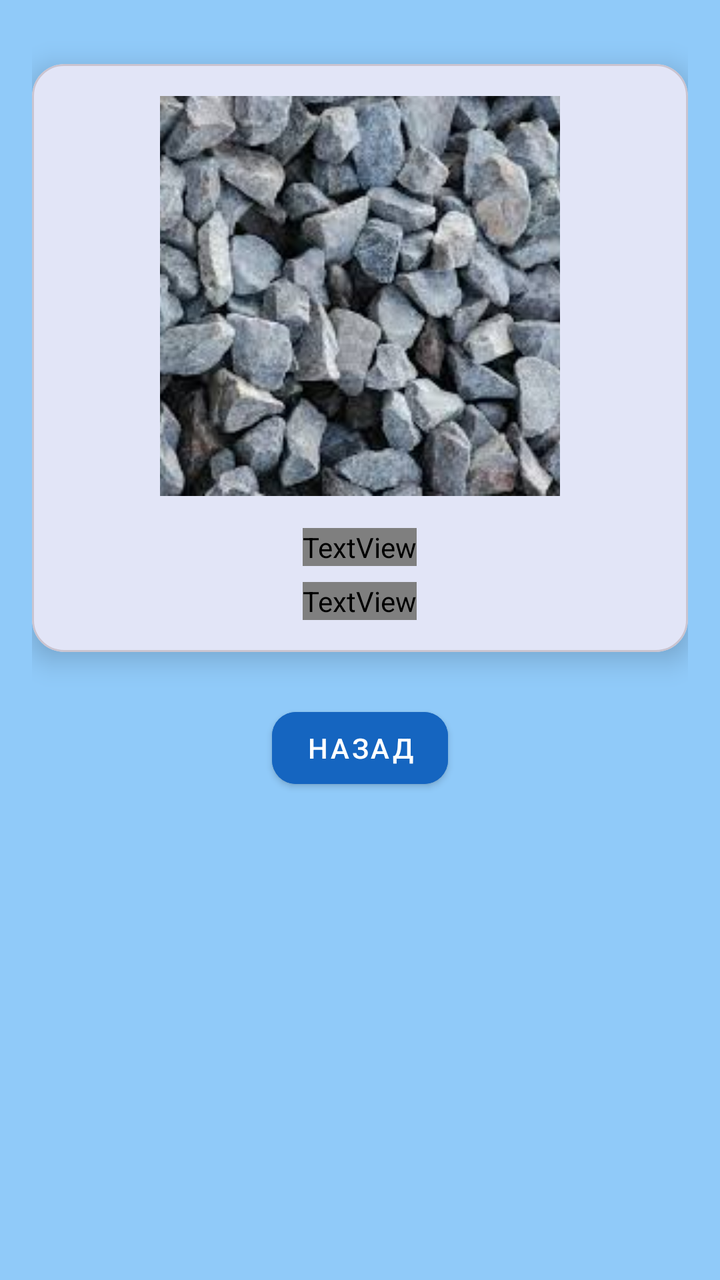
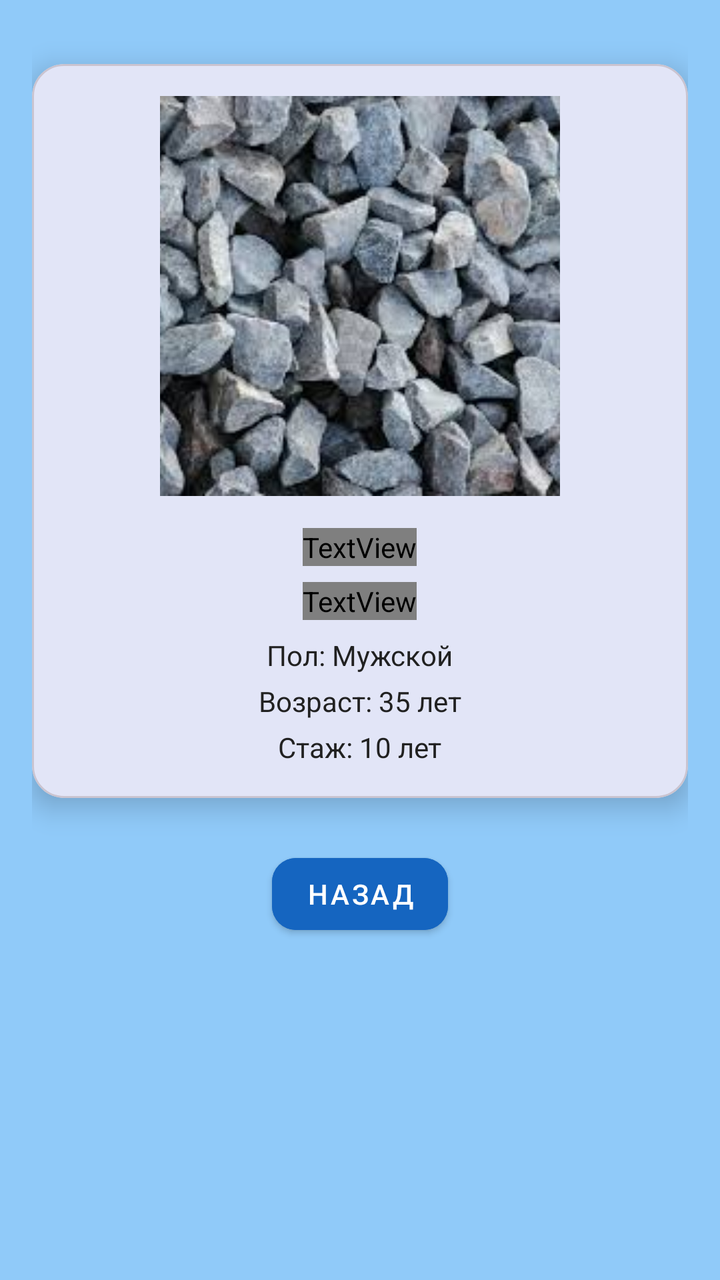

Screens rendered from an Android XML layout before and after an edit, with the pre-edit source and the edit as a unified diff.
<!-- AndroidManifest.xml: application theme Theme.Lab2 -->
<!-- res/layout/activity_employee_details.xml -->
<?xml version="1.0" encoding="utf-8"?>
<ScrollView xmlns:android="http://schemas.android.com/apk/res/android"
    xmlns:app="http://schemas.android.com/apk/res-auto"
    android:layout_width="match_parent"
    android:layout_height="match_parent"
    android:padding="16dp">

    <LinearLayout
        android:layout_width="match_parent"
        android:layout_height="wrap_content"
        android:orientation="vertical"
        android:gravity="center_horizontal">

        <com.google.android.material.card.MaterialCardView
            android:layout_width="match_parent"
            android:layout_height="wrap_content"
            android:layout_marginTop="16dp"
            android:layout_marginBottom="16dp"
            app:cardCornerRadius="16dp"
            app:cardElevation="8dp">

            <LinearLayout
                android:layout_width="match_parent"
                android:layout_height="wrap_content"
                android:orientation="vertical"
                android:padding="16dp"
                android:gravity="center_horizontal">

                <ImageView
                    android:id="@+id/imageEmployee"
                    android:layout_width="200dp"
                    android:layout_height="200dp"
                    android:layout_gravity="center_horizontal"
                    android:src="@drawable/placeholder"
                    android:contentDescription="@string/employee_photo"
                    android:scaleType="centerCrop" />

                <TextView
                    android:id="@+id/textName"
                    android:text="Иванов Иван Иванович"
                    android:textSize="20sp"
                    android:textStyle="bold"
                    android:fontFamily="@font/roboto_medium"
                    android:layout_marginTop="16dp"
                    android:layout_gravity="center_horizontal"
                    android:layout_width="wrap_content"
                    android:layout_height="wrap_content"
                    android:textColor="@color/factory_text_dark" />

                <TextView
                    android:id="@+id/textPosition"
                    android:text="Слесарь"
                    android:textSize="16sp"
                    android:fontFamily="@font/roboto_medium"
                    android:layout_marginTop="8dp"
                    android:layout_gravity="center_horizontal"
                    android:layout_width="wrap_content"
                    android:layout_height="wrap_content"
                    android:textColor="@color/factory_text_dark" />
            </LinearLayout>
        </com.google.android.material.card.MaterialCardView>

        <com.google.android.material.button.MaterialButton
            android:id="@+id/buttonBack"
            android:layout_width="wrap_content"
            android:layout_height="wrap_content"
            android:text="Назад"
            android:backgroundTint="@color/factory_primary"
            android:textColor="@color/factory_text_light"
            app:rippleColor="@color/factory_secondary"
            app:cornerRadius="12dp"
            style="@style/Widget.MaterialComponents.Button"
            android:layout_marginTop="8dp" />
    </LinearLayout>

</ScrollView>
<!-- resources referenced by this layout -->
<resources>
  <color name="factory_primary">#1565C0</color>
  <color name="factory_secondary">#90CAF9</color>
  <color name="factory_text_dark">#212121</color>
  <color name="factory_text_light">#FFFFFF</color>
  <!-- drawable placeholder: png bitmap (drawable, 14092 bytes) -->
  <string name="employee_photo">Фото сотрудника</string>
  <style name="Theme.Lab2" parent="Base.Theme.Lab2" />
  <style name="Base.Theme.Lab2" parent="Theme.Material3.DayNight.NoActionBar">
          
          <item name="colorPrimary">@color/factory_primary</item>
          <item name="colorPrimaryContainer">@color/factory_secondary</item>
          <item name="colorOnPrimary">@color/factory_text_light</item>
  
          <item name="colorSecondary">@color/factory_secondary</item>
          <item name="colorOnSecondary">@color/factory_text_dark</item>
  
          
          <item name="android:windowBackground">@color/factory_secondary</item>
  
          
          <item name="android:statusBarColor">@color/factory_primary</item>
          <item name="android:navigationBarColor">@color/factory_primary</item>
  
          
          <item name="android:textColorPrimary">@color/factory_text_dark</item>
  
          
          
      </style>
</resources>

<!-- the commit's change to res/layout/activity_employee_details.xml (unified diff, before → after) -->
@@ -57,6 +57,33 @@
                     android:layout_width="wrap_content"
                     android:layout_height="wrap_content"
                     android:textColor="@color/factory_text_dark" />
+
+                <TextView
+                    android:id="@+id/textGender"
+                    android:layout_width="wrap_content"
+                    android:layout_height="wrap_content"
+                    android:text="Пол: Мужской"
+                    android:textSize="14sp"
+                    android:layout_marginTop="8dp"
+                    android:textColor="@color/factory_text_dark" />
+
+                <TextView
+                    android:id="@+id/textAge"
+                    android:layout_width="wrap_content"
+                    android:layout_height="wrap_content"
+                    android:text="Возраст: 35 лет"
+                    android:textSize="14sp"
+                    android:layout_marginTop="4dp"
+                    android:textColor="@color/factory_text_dark" />
+
+                <TextView
+                    android:id="@+id/textExperience"
+                    android:layout_width="wrap_content"
+                    android:layout_height="wrap_content"
+                    android:text="Стаж: 10 лет"
+                    android:textSize="14sp"
+                    android:layout_marginTop="4dp"
+                    android:textColor="@color/factory_text_dark" />
             </LinearLayout>
         </com.google.android.material.card.MaterialCardView>
 
